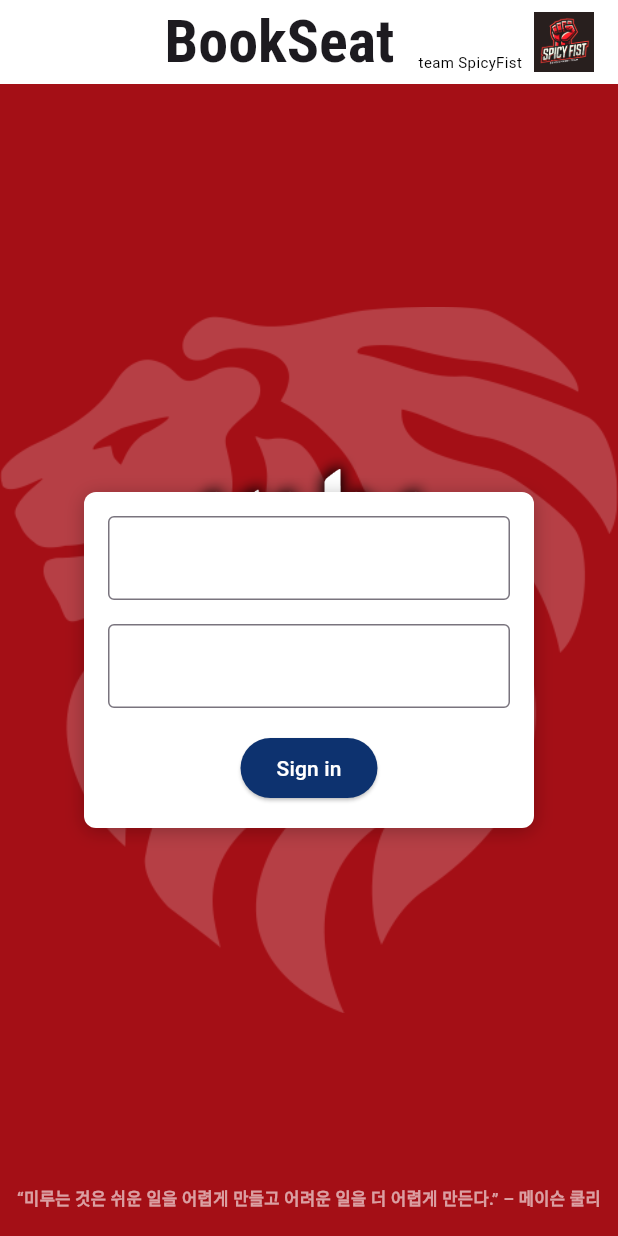
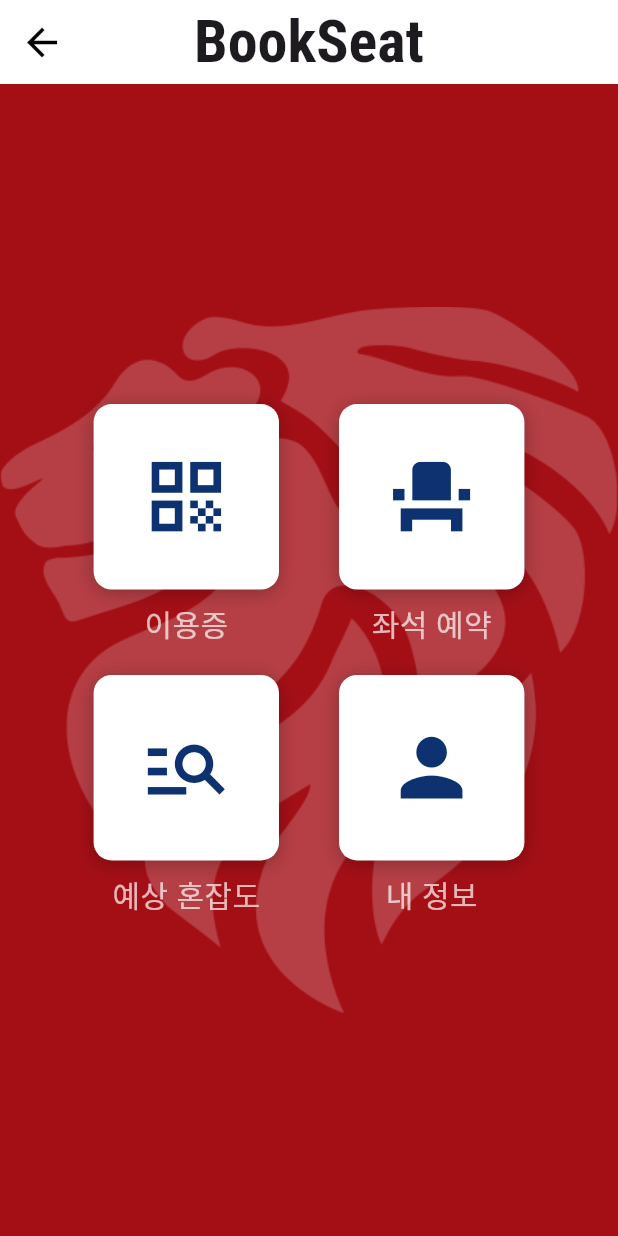
Before and after one commit to penguin234/tgwings-spicy-fist, a Flutter app: the MainPage screen opened directly with empty values, on a phone screen of 412 x 824 dp. Run offline on Flutter 3.47's test engine with Material 3 defaults, Android fonts, the phone set to English and light mode, and no system bars; drawn by our look-alikes of auto_size_text; our stand-ins replace google_fonts.

Commit message:
add pages
.

```diff
--- a/front/lib/views/login.dart
+++ b/front/lib/views/login.dart
@@ -96,7 +96,7 @@ class _MyLoginPageState extends State<MyLoginPage> {
             ),
           ),
           Positioned(
-              top: 230,
+              top: 200,
               child: Image(
                 image: AssetImage('assets/KHU.png'),
                 width: 230,
@@ -159,7 +159,7 @@ class _MyLoginPageState extends State<MyLoginPage> {
                       try {
                         final res = await login(_idController.text, _pwController.text); //login 함수 호출, 백엔드에 입력받은 id와 pw 전송
                         final studentData = jsonDecode(res.body) as Map<String, dynamic>;
-                        Navigator.of(context).pushReplacement(
+                        Navigator.of(context).push(
                             MaterialPageRoute(
                                 builder: (context) => MainPage(studentData)));
                       }
--- a/front/lib/views/mainpage.dart
+++ b/front/lib/views/mainpage.dart
@@ -1,35 +1,48 @@
-import 'package:auto_size_text/auto_size_text.dart';
 import 'package:flutter/material.dart';
 import 'package:google_fonts/google_fonts.dart';
-import 'dart:math';
-import 'data.dart';
-import 'package:http/http.dart' as http;
-import 'dart:convert';
-import '../theme.dart';
-import './utils.dart';
+import 'package:tgthon/views/QRpage.dart';
+import 'package:tgthon/views/crowdExpectPage.dart';
+import 'package:tgthon/views/myPage.dart';
+import 'package:tgthon/views/seatReservePage.dart';
+import '../theme.dart'; // khred 색상 사용을 위한 import
 
-
-class MainPage extends StatefulWidget{
+class MainPage extends StatefulWidget {
   final Map<String, dynamic> data;
   const MainPage(this.data, {super.key});
 
   @override
-  _MainPageState createState(){
+  _MainPageState createState() {
     return _MainPageState();
   }
 }
 
 class _MainPageState extends State<MainPage> {
-
   @override
-  void dispose(){
+  void dispose() {
     super.dispose();
   }
 
   @override
-  Widget build(BuildContext context){
+  Widget build(BuildContext context) {
+    final buttonTextStyle = GoogleFonts.notoSans(
+      fontSize: 20,
+      color: Colors.white70,
+    );
+
+    final double buttonSize = MediaQuery.of(context).size.width * 0.5; // 버튼 크기 계산
+
     return Scaffold(
       appBar: AppBar(
+        leading: IconButton(
+          icon: Icon(
+            Icons.arrow_back,
+            color: Colors.black,
+            size: 30.0,
+          ),
+          onPressed: () {
+            Navigator.of(context).pop();
+          },
+        ),
         backgroundColor: Colors.white,
         title: Text(
           'BookSeat',
@@ -49,18 +62,21 @@ class _MainPageState extends State<MainPage> {
                   mainAxisSize: MainAxisSize.min,
                   children: [
                     Text(
-                      'team SpicyFist',
-                      style: TextStyle(
-                        fontSize: 10,
-                        color: Colors.black,
+                      widget.data['name'],
+                      style: GoogleFonts.notoSans(
+                        fontWeight: FontWeight.bold,
+                        fontSize: 12,
+                      ),
+                    ),
+                    SizedBox(height: 5),
+                    Text(
+                      widget.data['id'],
+                      style: GoogleFonts.notoSans(
+                        fontWeight: FontWeight.bold,
+                        fontSize: 12,
                       ),
                     ),
                   ],
-                ),
-                SizedBox(width: 8),
-                Image(
-                  image: AssetImage('assets/team_logo.png'),
-                  height: 40,
                 ),
               ],
             ),
@@ -79,19 +95,101 @@ class _MainPageState extends State<MainPage> {
               ),
             ),
           ),
-          Positioned(
-              top: 230,
-              child: Image(
-                image: AssetImage('assets/KHU.png'),
-                width: 230,
-              )
-          ),
           Center(
             child: Container(
-              padding: EdgeInsets.all(16.0),
+              width: buttonSize * 2, // 전체 너비 계산
+              child: Column(
+                mainAxisAlignment: MainAxisAlignment.center,
+                children: [
+                  Row(
+                    mainAxisAlignment: MainAxisAlignment.center,
+                    children: [
+                      buildMenuButton(
+                        context,
+                        Icons.qr_code,
+                        '이용증',
+                        buttonTextStyle,
+                        buttonSize * 0.6,
+                            () {
+                          Navigator.of(context).push(
+                            MaterialPageRoute(
+                              builder: (context) => QRpage(widget.data),
+                            ),
+                          );
+                        },
+                      ),
+                      SizedBox(width: 40),
+                      buildMenuButton(
+                        context,
+                        Icons.event_seat,
+                        '좌석 예약',
+                        buttonTextStyle,
+                        buttonSize * 0.6,
+                            () {
+                          Navigator.of(context).push(
+                            MaterialPageRoute(
+                              builder: (context) => SeatReservePage(widget.data),
+                            ),
+                          );
+                        },
+                      ),
+                    ],
+                  ),
+                  SizedBox(height: 20), // 1행과 2행 사이의 여백
+                  Row(
+                    mainAxisAlignment: MainAxisAlignment.center,
+                    children: [
+                      buildMenuButton(
+                        context,
+                        Icons.manage_search,
+                        '예상 혼잡도',
+                        buttonTextStyle,
+                        buttonSize * 0.6,
+                            () {
+                          Navigator.of(context).push(
+                            MaterialPageRoute(
+                              builder: (context) => CrowdExpectPage(widget.data),
+                            ),
+                          );
+                        },
+                      ),
+                      SizedBox(width: 40),
+                      buildMenuButton(
+                        context,
+                        Icons.person,
+                        '내 정보',
+                        buttonTextStyle,
+                        buttonSize * 0.6,
+                            () {
+                          Navigator.of(context).push(
+                            MaterialPageRoute(
+                              builder: (context) => MyPage(widget.data),
+                            ),
+                          );
+                        },
+                      ),
+                    ],
+                  ),
+                ],
+              ),
+            ),
+          ),
+        ],
+      ),
+    );
+  }
+
+  Widget buildMenuButton(BuildContext context, IconData icon, String title, TextStyle textStyle, double size, VoidCallback onPressed) {
+    return Column(
+      mainAxisSize: MainAxisSize.min,
+      mainAxisAlignment: MainAxisAlignment.center,
+      children: [
+        Container(
+          height: size, // 버튼의 높이 설정
+          width: size, // 버튼의 너비 설정
           decoration: BoxDecoration(
             color: Colors.white,
-                borderRadius: BorderRadius.circular(8.0),
+            borderRadius: BorderRadius.circular(12.0),
             boxShadow: [
               BoxShadow(
                 color: Colors.black26,
@@ -100,94 +198,21 @@ class _MainPageState extends State<MainPage> {
               ),
             ],
           ),
-              width: 300,
-              child: Column(
-                mainAxisSize: MainAxisSize.min,
-                children: [
-                  TextField(
-                    decoration: InputDecoration(
-                        labelText: widget.data['name'],
-                        border: OutlineInputBorder(),
-                        focusedBorder: OutlineInputBorder(
-                            borderSide: BorderSide(
+          child: IconButton(
+            icon: Icon(
+              icon,
+              size: size * 0.5, // 아이콘 크기 설정
               color: khblue,
-                              width: 2.0,
-                            )
-                        )
+            ),
+            onPressed: onPressed, // 버튼 클릭 시 동작
           ),
         ),
-                  SizedBox(height: 16),
-                  TextField(
-                    decoration: InputDecoration(
-                        labelText: widget.data['id'],
-                        border: OutlineInputBorder(),
-                        focusedBorder: OutlineInputBorder(
-                            borderSide: BorderSide(
-                              color: khblue,
-                              width: 2.0,
-                            )
-                        )
-                    ),
-                    obscureText: true,
-                  ),
-                  SizedBox(height: 16),
-                  ElevatedButton(
-                    style: ElevatedButton.styleFrom(
-                        backgroundColor: khblue,
-                        surfaceTintColor: khblue,
-                        foregroundColor: Colors.white
-                    ),
-                    onPressed: () async{
-                      try {
-
-                      }
-                      catch (e) {
-                        showSnackbar(context, '로그인 실패');
-                      }
-                    },
-                    child: Text('Sign in'),
+        SizedBox(height: 8),
+        Text(
+          title,
+          style: textStyle,
         ),
       ],
-              ),
-            ),
-          ),
-          Positioned(
-            bottom: 16.0,
-            left: 5.0,
-            right: 5.0,
-            child: LayoutBuilder(
-              builder: (context, constraints) {
-                final maxWidth = constraints.maxWidth;
-                final quote = goldenQuotes[Random().nextInt(goldenQuotes.length)];
-                return AutoSizeText(
-                  quote,
-                  style: TextStyle(
-                    color: Colors.white60,
-                    fontWeight: FontWeight.bold,
-                  ),
-                  maxFontSize: 14,
-                  minFontSize: 11,
-                  stepGranularity: 1,
-                  maxLines: 1,
-                  textAlign: TextAlign.center,
-                  overflowReplacement: AutoSizeText(
-                    quote,
-                    style: TextStyle(
-                      color: Colors.white60,
-                      fontWeight: FontWeight.bold,
-                    ),
-                    maxFontSize: 14,
-                    minFontSize: 11,
-                    stepGranularity: 1,
-                    maxLines: 2,
-                    textAlign: TextAlign.center,
-                  ),
-                );
-              },
-            ),
-          ),
-        ],
-      ),
     );
   }
 }
```
Also changed, not shown: front/lib/views/QRpage.dart (added, +88 -0 lines), front/lib/views/crowdExpectPage.dart (added, +88 -0 lines), front/lib/views/myPage.dart (added, +88 -0 lines), front/lib/views/seatReservePage.dart (added, +88 -0 lines), 2 other files. Lines whose indentation alone changed are shown as unchanged.
